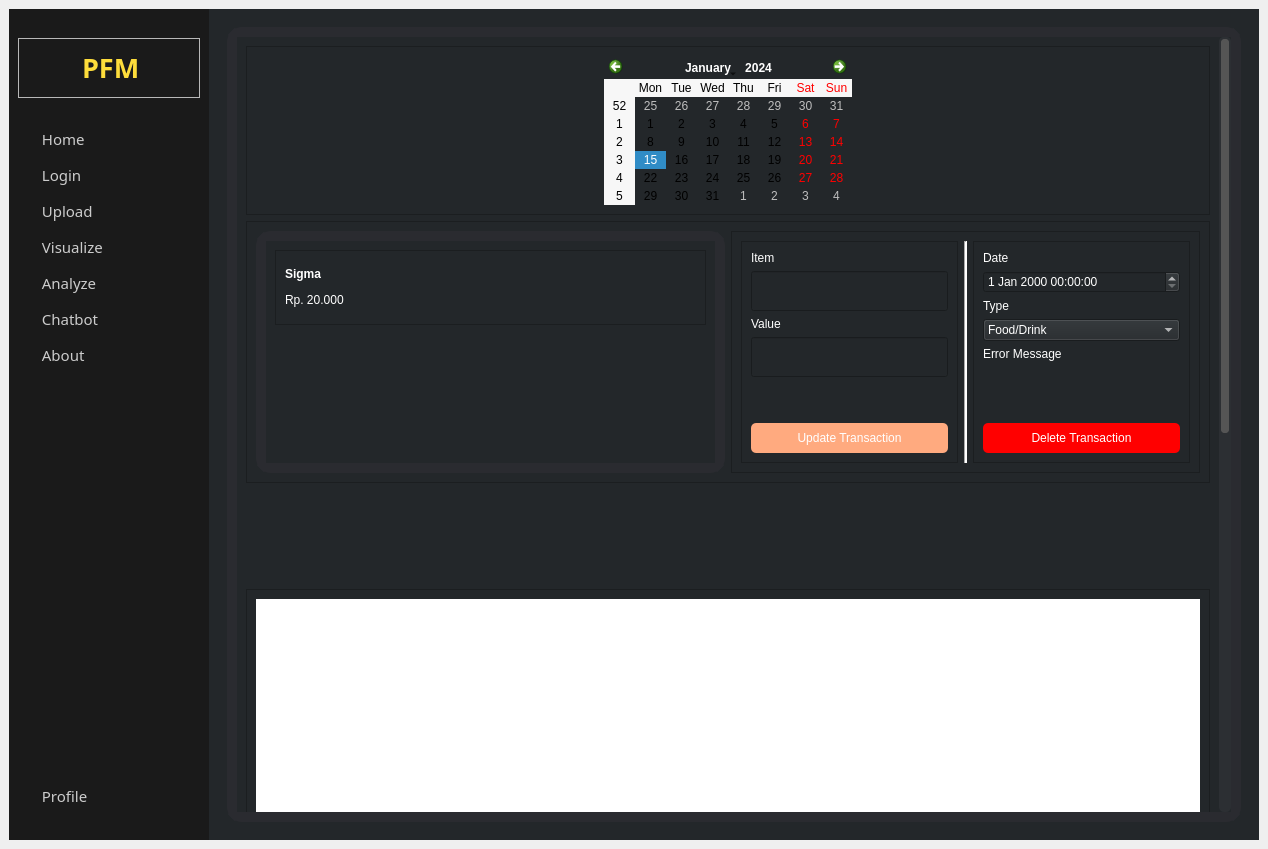
Old version of the form UI/Master.ui in the repository AtlasCJr/pfm.
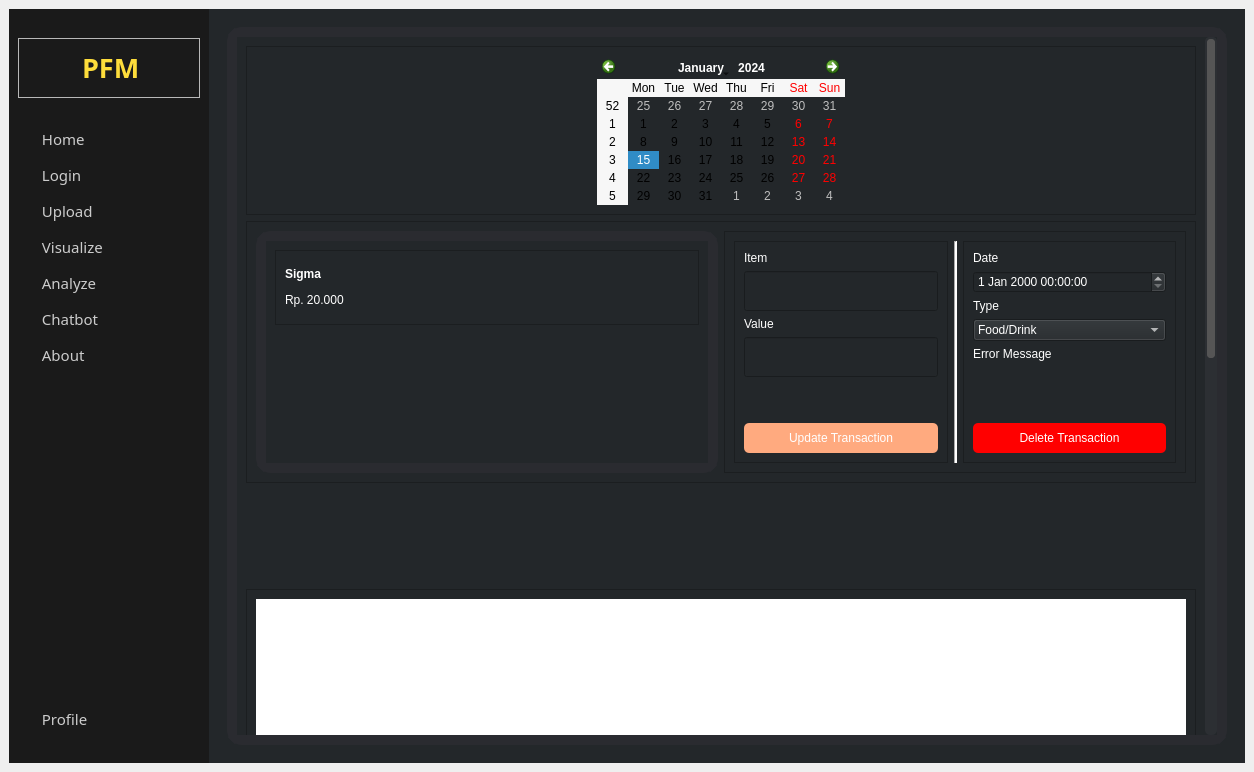
New version of the form. The open tabs and pages were chosen to show the change. Icons and pictures are not drawn.

Commit message: Repaired  'chatbot' UI

Diff of the .ui file:
```diff
--- a/UI/Master.ui
+++ b/UI/Master.ui
@@ -6,8 +6,8 @@
    <rect>
     <x>0</x>
     <y>0</y>
-    <width>1268</width>
-    <height>849</height>
+    <width>1254</width>
+    <height>772</height>
    </rect>
   </property>
   <property name="sizePolicy">
@@ -3393,8 +3393,8 @@
                <rect>
                 <x>0</x>
                 <y>0</y>
-                <width>968</width>
-                <height>1657</height>
+                <width>435</width>
+                <height>1560</height>
                </rect>
               </property>
               <property name="sizePolicy">
@@ -3490,8 +3490,8 @@
                       <rect>
                        <x>0</x>
                        <y>0</y>
-                       <width>438</width>
-                       <height>245</height>
+                       <width>98</width>
+                       <height>99</height>
                       </rect>
                      </property>
                      <layout class="QVBoxLayout" name="verticalLayout_18">
```
Left out of the diff: 17 changed lines with no effect on the pictures. The commit also changes 4 other files.
